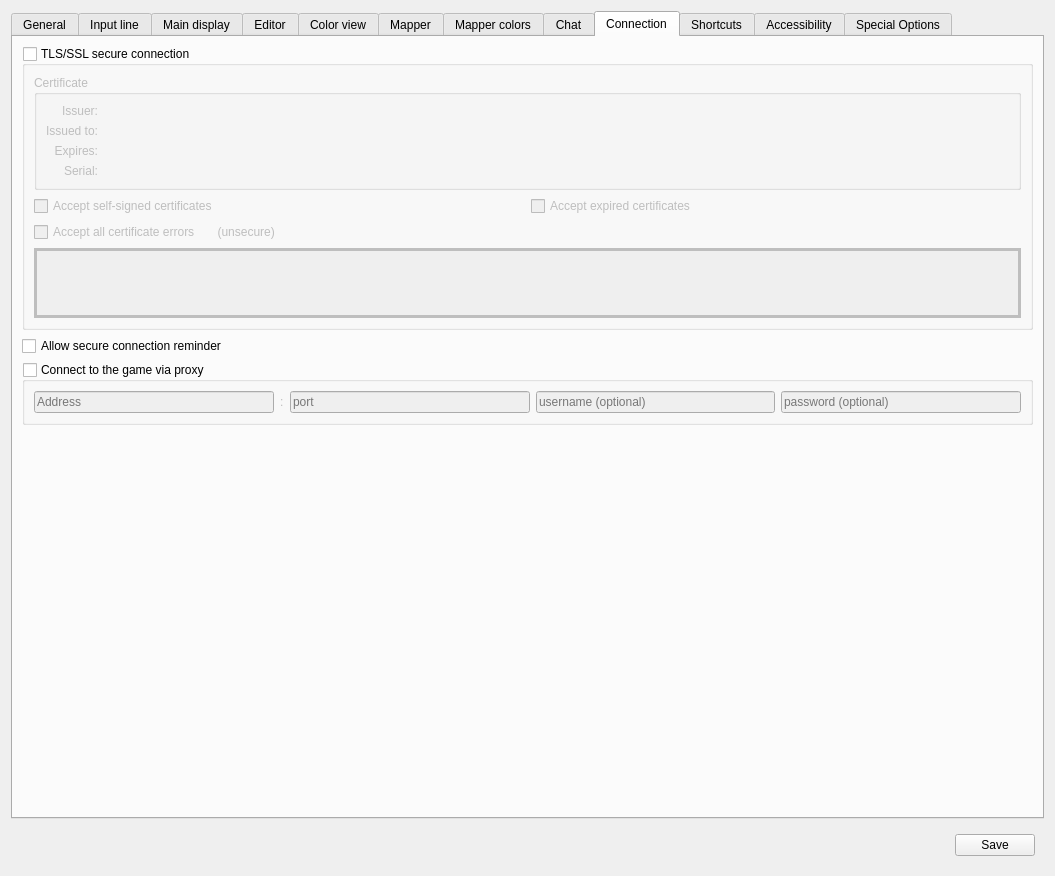
Old version of the form src/ui/profile_preferences.ui in the repository Mudlet/Mudlet.
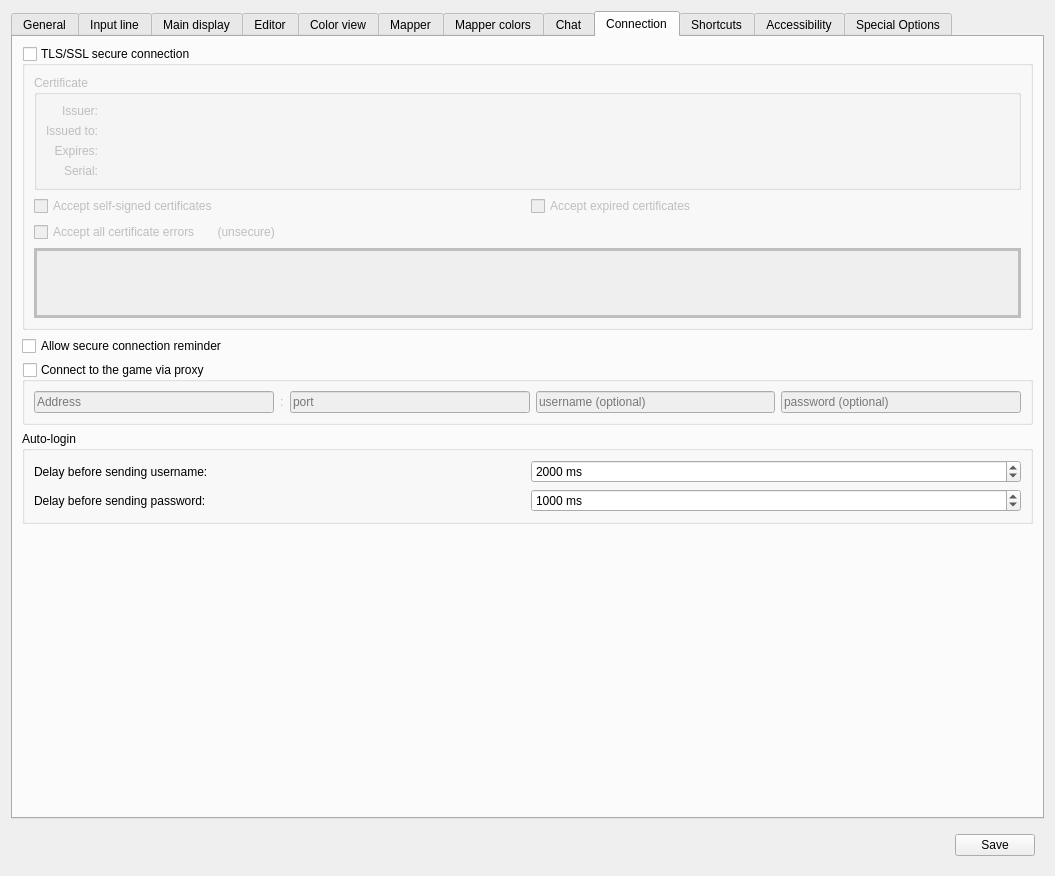
New version of the form. The open tabs and pages were chosen to show the change. Icons and pictures are not drawn. Custom widgets are drawn as their Qt base class.

Commit message: improve: configurable auto-login timing

```diff
--- a/src/ui/profile_preferences.ui
+++ b/src/ui/profile_preferences.ui
@@ -4435,6 +4435,85 @@
          </layout>
         </widget>
        </item>
+       <item>
+        <widget class="QGroupBox" name="groupBox_autoLogin">
+         <property name="title">
+          <string>Auto-login</string>
+         </property>
+         <layout class="QGridLayout" name="gridLayout_autoLogin">
+          <item row="0" column="0">
+           <widget class="QLabel" name="label_usernameDelay">
+            <property name="text">
+             <string>Delay before sending username:</string>
+            </property>
+            <property name="buddy">
+             <cstring>spinBox_usernameDelay</cstring>
+            </property>
+           </widget>
+          </item>
+          <item row="0" column="1">
+           <widget class="QSpinBox" name="spinBox_usernameDelay">
+            <property name="toolTip">
+             <string>&lt;p&gt;Wait this long after connecting before sending the username.&lt;/p&gt;</string>
+            </property>
+            <property name="accessibleDescription">
+             <string>Wait this long after connecting before sending the username.</string>
+            </property>
+            <property name="suffix">
+             <string notr="true"> ms</string>
+            </property>
+            <property name="minimum">
+             <number>0</number>
+            </property>
+            <property name="maximum">
+             <number>60000</number>
+            </property>
+            <property name="singleStep">
+             <number>100</number>
+            </property>
+            <property name="value">
+             <number>2000</number>
+            </property>
+           </widget>
+          </item>
+          <item row="1" column="0">
+           <widget class="QLabel" name="label_passwordDelay">
+            <property name="text">
+             <string>Delay before sending password:</string>
+            </property>
+            <property name="buddy">
+             <cstring>spinBox_passwordDelay</cstring>
+            </property>
+           </widget>
+          </item>
+          <item row="1" column="1">
+           <widget class="QSpinBox" name="spinBox_passwordDelay">
+            <property name="toolTip">
+             <string>&lt;p&gt;Wait this long after sending the username before sending the password.&lt;/p&gt;</string>
+            </property>
+            <property name="accessibleDescription">
+             <string>Wait this long after sending the username before sending the password.</string>
+            </property>
+            <property name="suffix">
+             <string notr="true"> ms</string>
+            </property>
+            <property name="minimum">
+             <number>0</number>
+            </property>
+            <property name="maximum">
+             <number>60000</number>
+            </property>
+            <property name="singleStep">
+             <number>100</number>
+            </property>
+            <property name="value">
+             <number>1000</number>
+            </property>
+           </widget>
+          </item>
+         </layout>
+        </widget>
+       </item>
        <item>
         <spacer name="verticalSpacer_chat">
          <property name="orientation">
```
Left out of the diff: 2 changed lines with no effect on the pictures. The commit also changes 5 other files.
